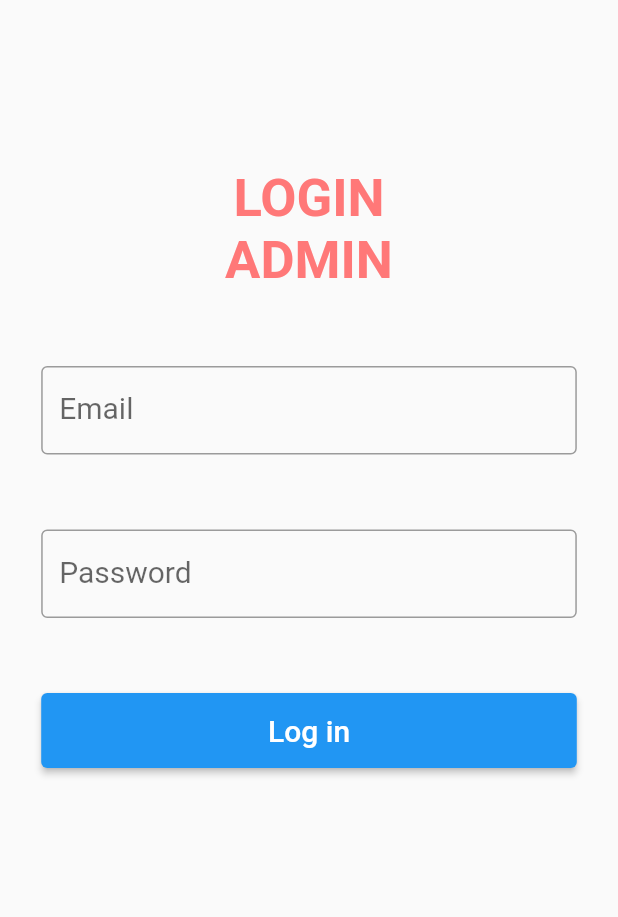
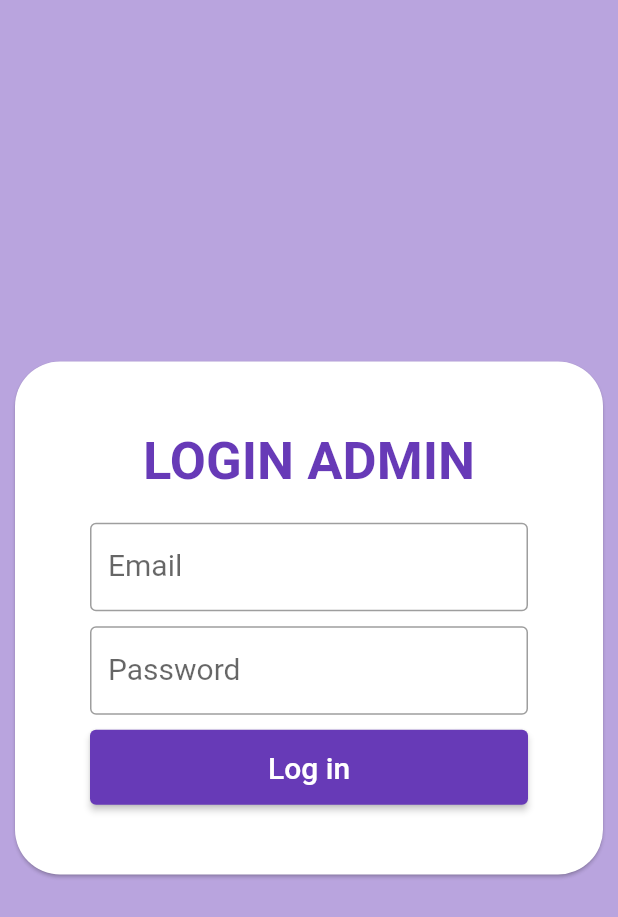
Before and after one commit to Arief2202/monitorKaryawanPPNS, a Flutter app: the LoginPage screen opened directly, on a phone screen of 412 x 824 dp. Shown: the top 917 px of the screen. Run offline on Flutter 3.47's test engine with Material 2 defaults, Android fonts, the phone set to English and light mode, and no system bars; our stand-ins replace flutter_local_notifications, flutter_phoenix, loader_overlay, rflutter_alert, shared_preferences; missing offline and left inert: horizontal_data_table; accounts and stored records are empty; network calls fail.

Commit message:
Revisi Map

```diff
--- a/lib/loginPage.dart
+++ b/lib/loginPage.dart
@@ -24,22 +24,36 @@ class LoginPageState extends State<LoginPage> {
   @override
   Widget build(BuildContext context) {
     return Scaffold(
+      backgroundColor: const Color.fromARGB(118, 104, 58, 183),
       body: SafeArea(
         child: ListView(
           scrollDirection: Axis.vertical,
           children: <Widget>[
-
-            SizedBox(height: MediaQuery.of(context).size.height / 2 - 300),
             Container(
-              margin: EdgeInsets.symmetric(horizontal: 100),
+                width: MediaQuery.of(context).size.width,
+                height: MediaQuery.of(context).size.height,
+                child: Column(mainAxisAlignment: MainAxisAlignment.center, crossAxisAlignment: CrossAxisAlignment.center, children: [
+                  Container(
+                    width: 400,
+                    height: 350,
+                    child: Card(
+                      shape: RoundedRectangleBorder(
+                        borderRadius: BorderRadius.circular(30),
+                        //set border radius more than 50% of height and width to make circle
+                      ),
+                      child: Column(
+                        mainAxisAlignment: MainAxisAlignment.center,
+                        crossAxisAlignment: CrossAxisAlignment.center,
+                        children: [
+                          Container(
+                              margin: EdgeInsets.symmetric(horizontal: 50),
                               width: double.infinity,
                               // height: MediaQuery.of(context).size.width / 10,
-              child: Text("LOGIN ADMIN", textAlign: TextAlign.center, style: TextStyle(color: Color.fromARGB(255, 255, 120, 120), fontSize: 35, fontWeight: FontWeight.bold))
-            ),
-            SizedBox(height: 50),
+                              child: Text("LOGIN ADMIN", textAlign: TextAlign.center, style: TextStyle(color: Colors.deepPurple, fontSize: 35, fontWeight: FontWeight.bold))),
+                          SizedBox(height: 20),
                           Container(
                             //img1
-              margin: EdgeInsets.symmetric(horizontal: MediaQuery.of(context).size.width / 15),
+                            margin: EdgeInsets.symmetric(horizontal: 50),
                             child: Column(
                               crossAxisAlignment: CrossAxisAlignment.stretch,
                               children: [
@@ -50,15 +64,18 @@ class LoginPageState extends State<LoginPage> {
                                     labelStyle: TextStyle(fontSize: 20),
                                     errorText: _error[0] ? 'Value Can\'t Be Empty' : null,
                                   ),
+                                  onSubmitted: (value) {
+                                    _doLogin(context);
+                                  },
                                   controller: _data[0],
                                 )
                               ],
                             ),
                           ),
-            SizedBox(height: 50),
+                          SizedBox(height: 10),
                           Container(
                             //img1
-              margin: EdgeInsets.symmetric(horizontal: MediaQuery.of(context).size.width / 15),
+                            margin: EdgeInsets.symmetric(horizontal: 50),
                             child: Column(
                               crossAxisAlignment: CrossAxisAlignment.stretch,
                               children: [
@@ -70,14 +87,17 @@ class LoginPageState extends State<LoginPage> {
                                     labelStyle: TextStyle(fontSize: 20),
                                     errorText: _error[1] ? 'Value Can\'t Be Empty' : null,
                                   ),
+                                  onSubmitted: (value) {
+                                    _doLogin(context);
+                                  },
                                   controller: _data[1],
                                 )
                               ],
                             ),
                           ),
-            SizedBox(height: 50),
+                          SizedBox(height: 10),
                           Container(
-              margin: EdgeInsets.symmetric(horizontal: MediaQuery.of(context).size.width / 15),
+                            margin: EdgeInsets.symmetric(horizontal: 50),
                             width: double.infinity,
                             height: 50,
                             child: ElevatedButton(
@@ -90,6 +110,11 @@ class LoginPageState extends State<LoginPage> {
                               ),
                             ),
                           ),
+                        ],
+                      ),
+                    ),
+                  )
+                ])),
           ],
         ),
       ),
@@ -119,7 +144,6 @@ class LoginPageState extends State<LoginPage> {
         setState(() {
           globals.isLoggedIn = true;
         });
-
         Alert(
           context: context,
           type: AlertType.info,
--- a/lib/main.dart
+++ b/lib/main.dart
@@ -1,6 +1,7 @@
 // ignore_for_file: use_key_in_widget_constructors, library_private_types_in_public_api, non_constant_identifier_names, prefer_interpolation_to_compose_strings, prefer_const_constructors, use_build_context_synchronously, unused_import
 
 import 'package:flutter/material.dart';
+import 'package:monitoring_karyawan_ppns/monitoring.dart';
 import 'package:shared_preferences/shared_preferences.dart';
 import 'package:monitoring_karyawan_ppns/loginPage.dart';
 import 'package:monitoring_karyawan_ppns/listKaryawan.dart';
@@ -35,8 +36,8 @@ class _MyAppState extends State<MyApp> {
       debugShowCheckedModeBanner: false,
       title: 'Auto Login',
       theme: ThemeData(
-        primarySwatch: Colors.blue,
-        // scaffoldBackgroundColor: Color(0xFF736AB7),
+        primarySwatch: Colors.deepPurple,
+        // scaffoldBackgroundColor: Color.fromARGB(255, 191, 182, 255),
       ),
       home: LoaderOverlay(child: MyHomePage()),
     );
@@ -103,6 +104,7 @@ class _MyHomePageState extends State<MyHomePage> {
 
   @override
   Widget build(BuildContext context) {
+    return MonitoringPage();
     return globals.loadingAutologin ? Scaffold() : Scaffold(body: globals.isLoggedIn ? Menu() : LoginPage());
   }
 }
--- a/lib/monitoring.dart
+++ b/lib/monitoring.dart
@@ -25,7 +25,7 @@ class MonitoringPageState extends State<MonitoringPage> {
   void initState() {
     timer = Timer.periodic(Duration(milliseconds: 100), (Timer t) => updateValue());
     userLocation = [
-      UserLocation(nuid: "", email: "", name: "", username: "", currentLocation:Location(x: "0", y: "0", ruang: "", timestamp: "") ),
+      UserLocation(nuid: "", email: "", name: "", username: "", currentLocation: Location(x: "0", y: "0", ruang: "", timestamp: "")),
     ];
     super.initState();
   }
@@ -107,7 +107,7 @@ Widget dots(UserLocation user, String xStr, String yStr, String ruang, double wi
   double x = double.parse(xStr);
   double y = double.parse(yStr);
   // int totalWidth = 310; //map tanpa parkir
-  int totalWidth = 610; //map dengan parkir
+  int totalWidth = 510; //map dengan parkir
   int plusX = 0;
   int plusY = (width / (totalWidth / 96)).toInt();
   double scaleCircle = 65;
@@ -158,15 +158,13 @@ Widget dots(UserLocation user, String xStr, String yStr, String ruang, double wi
               style: AlertStyle(
                 descStyle: TextStyle(fontSize: 15),
                 descTextAlign: TextAlign.center,
-          )
-        ).show();
+              )).show();
         },
-      child:  CircleAvatar(
+        child: CircleAvatar(
           backgroundColor: Color.fromARGB(200, 255, 0, 0),
           child: Text(user.nuid, style: TextStyle(fontSize: width / scaleText)),
           foregroundImage: NetworkImage("enterImageUrl"),
-      )
-    ),
+        )),
   );
 }
 
```
Also changed, not shown: assets/img/mp1.png, assets/img/mp2.png. Lines whose indentation alone changed are shown as unchanged.
